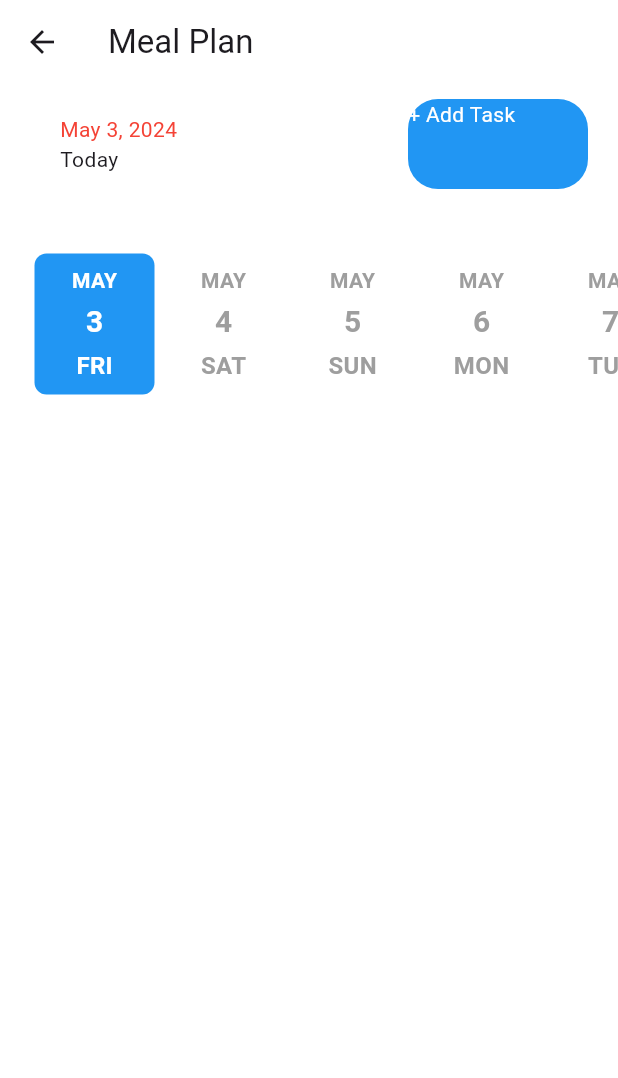
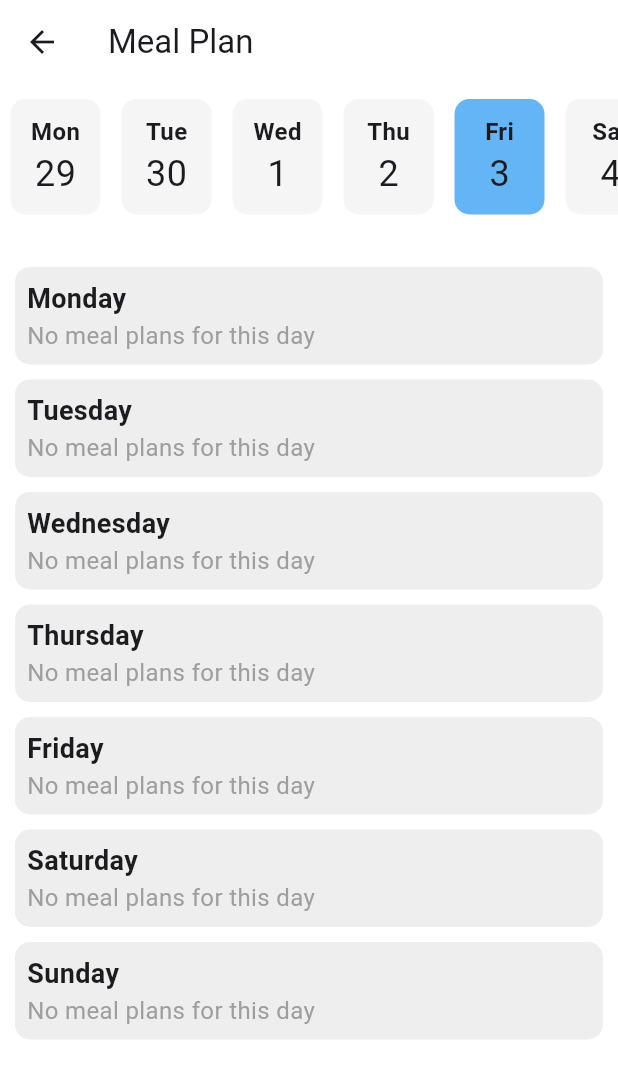
Before and after one commit to uzaircode/evercook, a Flutter app: the ViewMealPlan screen opened directly, on a phone screen of 412 x 824 dp. Shown: the top 1078 px of the screen. Run offline on Flutter 3.47's test engine with Material 3 defaults, Android fonts, the phone set to English and light mode, and no system bars; drawn by our look-alikes of date_picker_timeline; our stand-ins replace dotted_border, email_validator, firebase_analytics, firebase_core, flutter_bloc, fpdart and 6 more; missing offline and left inert: dart:ffi; accounts and stored records are empty; network calls fail.

Commit message:
Implement meal plan features
- Include with view, add and delete meal plan.
- The meal plan duration within a week starting from monday to sunday.

```diff
--- a/lib/features/meal_plan/presentation/pages/view_meal_plan.dart
+++ b/lib/features/meal_plan/presentation/pages/view_meal_plan.dart
@@ -1,77 +1,148 @@
-import 'package:date_picker_timeline/date_picker_widget.dart';
-import 'package:evercook/features/meal_plan/presentation/widgets/button.dart';
 import 'package:flutter/material.dart';
 import 'package:intl/intl.dart';
+import 'package:supabase_flutter/supabase_flutter.dart';
 
 class ViewMealPlan extends StatefulWidget {
-  const ViewMealPlan({super.key});
+  const ViewMealPlan({Key? key}) : super(key: key);
 
   @override
   State<ViewMealPlan> createState() => _ViewMealPlanState();
 }
 
 class _ViewMealPlanState extends State<ViewMealPlan> {
-  DateTime _selectedDate = DateTime.now();
+  List<DateTime> weekDays = [];
+  Map<DateTime, List<Map<String, dynamic>>> mealPlansByDay = {};
+  bool isLoading = true;
+
+  @override
+  void initState() {
+    super.initState();
+    weekDays = getWeekDays();
+    fetchMealPlans();
+  }
+
+  List<DateTime> getWeekDays() {
+    DateTime today = DateTime.now();
+    DateTime startOfWeek = today.subtract(Duration(days: today.weekday - 1));
+    return List.generate(7, (index) => startOfWeek.add(Duration(days: index)));
+  }
+
+  void fetchMealPlans() async {
+    final response = await Supabase.instance.client.from('meal_plan').select();
+
+    final List<Map<String, dynamic>> mealPlans = response;
+    for (var day in weekDays) {
+      mealPlansByDay[day] =
+          mealPlans.where((mealPlan) => mealPlan['date'] == DateFormat('yyyy-MM-dd').format(day)).toList();
+    }
+
+    setState(() {
+      isLoading = false;
+    });
+  }
+
+  void deleteMealPlan(String id) async {
+    setState(() => isLoading = true);
+    await Supabase.instance.client.from('meal_plan').delete().match({'id': id});
+    fetchMealPlans(); // Refresh the meal plans after deleting
+  }
+
   @override
   Widget build(BuildContext context) {
-    return Scaffold(
+    return isLoading
+        ? const Center(child: CircularProgressIndicator())
+        : Scaffold(
             appBar: AppBar(
               title: const Text('Meal Plan'),
             ),
             body: Column(
               children: [
                 Container(
-            margin: const EdgeInsets.only(left: 20, right: 20, top: 10),
+                  margin: const EdgeInsets.symmetric(vertical: 10),
+                  child: SingleChildScrollView(
+                    scrollDirection: Axis.horizontal,
                     child: Row(
                       mainAxisAlignment: MainAxisAlignment.spaceBetween,
+                      children: weekDays.map((date) {
+                        return Padding(
+                          padding: const EdgeInsets.symmetric(horizontal: 7),
+                          child: Container(
+                            width: 60, // Optionally set a fixed width for each container for uniformity
+                            decoration: BoxDecoration(
+                              color: date.day == DateTime.now().day ? Colors.blue.shade300 : Colors.grey.shade100,
+                              borderRadius: BorderRadius.circular(10),
+                            ),
+                            alignment: Alignment.center,
+                            padding: const EdgeInsets.all(10),
+                            child: Column(
+                              mainAxisSize: MainAxisSize.min,
                               children: [
-                Container(
-                  margin: const EdgeInsets.symmetric(horizontal: 20),
+                                Text(
+                                  DateFormat.E().format(date),
+                                  style: const TextStyle(
+                                    fontSize: 16,
+                                    fontWeight: FontWeight.bold,
+                                  ),
+                                ), // Weekday
+                                Text(DateFormat.d().format(date), style: const TextStyle(fontSize: 24)), // Date
+                              ],
+                            ),
+                          ),
+                        );
+                      }).toList(),
+                    ),
+                  ),
+                ),
+                const SizedBox(height: 20),
+                Expanded(
+                  child: ListView.builder(
+                    itemCount: weekDays.length,
+                    itemBuilder: (context, index) {
+                      DateTime date = weekDays[index];
+                      List<Map<String, dynamic>> meals = mealPlansByDay[date] ?? [];
+                      return Container(
+                        decoration: BoxDecoration(
+                          color: Colors.grey.shade200,
+                          borderRadius: BorderRadius.circular(10),
+                        ),
+                        margin: const EdgeInsets.symmetric(horizontal: 10, vertical: 5),
+                        padding: const EdgeInsets.all(8),
                         child: Column(
                           crossAxisAlignment: CrossAxisAlignment.start,
                           children: [
                             Text(
-                        DateFormat.yMMMd().format(DateTime.now()),
-                        style: const TextStyle(color: Colors.red),
+                              DateFormat.EEEE().format(date),
+                              style: const TextStyle(fontSize: 18, fontWeight: FontWeight.bold),
                             ),
-                      const Text('Today')
-                    ],
+                            ...meals.map((meal) {
+                              return Container(
+                                margin: const EdgeInsets.symmetric(vertical: 5),
+                                child: Row(
+                                  mainAxisAlignment: MainAxisAlignment.spaceBetween,
+                                  children: [
+                                    Flexible(
+                                      child: Text(
+                                        'Recipe ID: ${meal['recipe_id']}',
+                                        style: const TextStyle(
+                                          fontSize: 16,
+                                        ),
+                                        overflow: TextOverflow.ellipsis, // Adjust overflow behavior as needed
                                       ),
                                     ),
-                MyButton(
-                  label: '+ Add Task',
-                  onTap: () => null,
+                                    IconButton(
+                                      icon: const Icon(Icons.delete, color: Colors.red),
+                                      onPressed: () => deleteMealPlan(meal['id']),
                                     ),
                                   ],
                                 ),
+                              );
+                            }).toList(),
+                            if (meals.isEmpty)
+                              const Text('No meal plans for this day',
+                                  style: TextStyle(fontSize: 16, color: Colors.grey)),
+                          ],
                         ),
-          const SizedBox(height: 20),
-          Container(
-            margin: const EdgeInsets.only(top: 20, left: 20),
-            child: DatePicker(
-              DateTime.now(),
-              height: 100,
-              width: 80,
-              initialSelectedDate: DateTime.now(),
-              selectionColor: Colors.blue,
-              selectedTextColor: Colors.white,
-              dateTextStyle: const TextStyle(
-                fontSize: 20,
-                fontWeight: FontWeight.w600,
-                color: Colors.grey,
-              ),
-              dayTextStyle: const TextStyle(
-                fontSize: 16,
-                fontWeight: FontWeight.w600,
-                color: Colors.grey,
-              ),
-              monthTextStyle: const TextStyle(
-                fontSize: 14,
-                fontWeight: FontWeight.w600,
-                color: Colors.grey,
-              ),
-              onDateChange: (date) {
-                _selectedDate = date;
+                      );
                     },
                   ),
                 ),
--- a/lib/features/meal_plan/presentation/widgets/button.dart
+++ b/lib/features/meal_plan/presentation/widgets/button.dart
@@ -9,11 +9,12 @@ class MyButton extends StatelessWidget {
   Widget build(BuildContext context) {
     return GestureDetector(
       onTap: onTap,
+      child: Padding(
+        padding: const EdgeInsets.all(12.0),
         child: Container(
-        width: 120,
-        height: 60,
+          padding: const EdgeInsets.all(10),
           decoration: BoxDecoration(
-          borderRadius: BorderRadius.circular(20),
+            borderRadius: BorderRadius.circular(10),
             color: Colors.blue,
           ),
           child: Text(
@@ -23,6 +24,7 @@ class MyButton extends StatelessWidget {
             ),
           ),
         ),
+      ),
     );
   }
 }
--- a/lib/features/recipe/presentation/pages/recipe_details_page.dart
+++ b/lib/features/recipe/presentation/pages/recipe_details_page.dart
@@ -52,6 +52,18 @@ class RecipeDetailsPage extends StatelessWidget {
             const SizedBox(height: 8),
             const SizedBox(height: 8),
             _imageWidget(recipe.imageUrl),
+            IconButton(
+              onPressed: () async {
+                await Supabase.instance.client.from('meal_plan').insert([
+                  {
+                    'recipe_id': recipe.id,
+                    'user_id': Supabase.instance.client.auth.currentUser!.id,
+                    'date': DateTime.now().toIso8601String(),
+                  }
+                ]);
+              },
+              icon: const Icon(Icons.calendar_month),
+            ),
             _buildDetailRow('Description', recipe.description),
             _buildDetailRow('Prep Time', recipe.prepTime),
             _buildDetailRow('Cook Time', recipe.cookTime),
```
Lines whose indentation alone changed are shown as unchanged.
